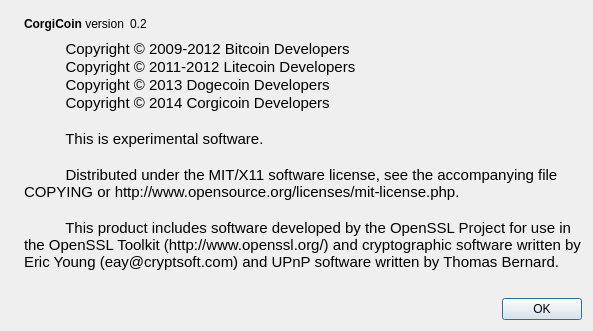
Above: src/qt/forms/aboutdialog.ui from corgicoin/corgicoin before the change. Below: the same form after it.
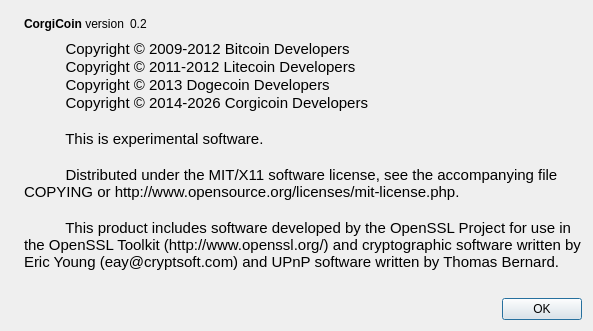
That is the form after the change. Icons and pictures are not drawn.

Commit message: Update copyright years to 2026 and fix macOS/Boost compatibility

The edit to the form file:
```diff
--- a/src/qt/forms/aboutdialog.ui
+++ b/src/qt/forms/aboutdialog.ui
@@ -108,7 +108,7 @@
         <string>          Copyright © 2009-2012 Bitcoin Developers
           Copyright © 2011-2012 Litecoin Developers
           Copyright © 2013 Dogecoin Developers
-          Copyright © 2014 Corgicoin Developers
+          Copyright © 2014-2026 Corgicoin Developers
 
           This is experimental software.
 
```
The commit also changes 49 other files.
